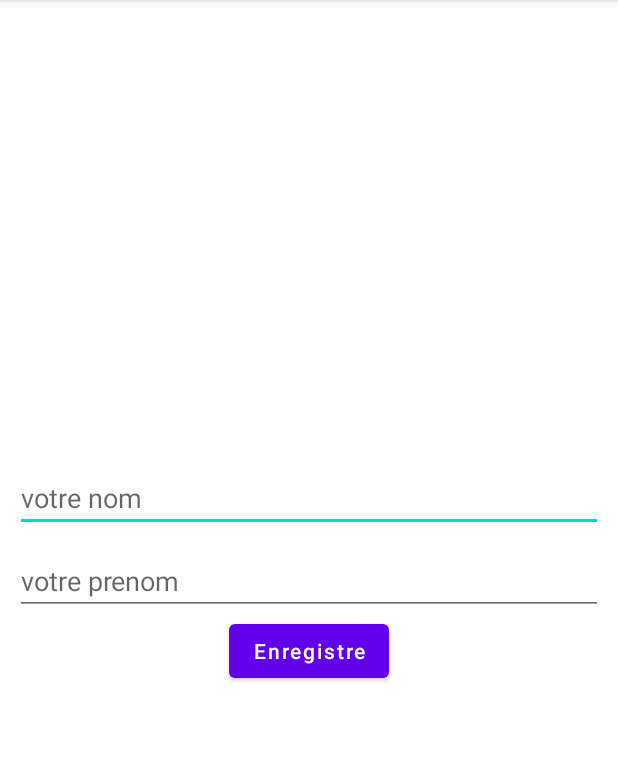
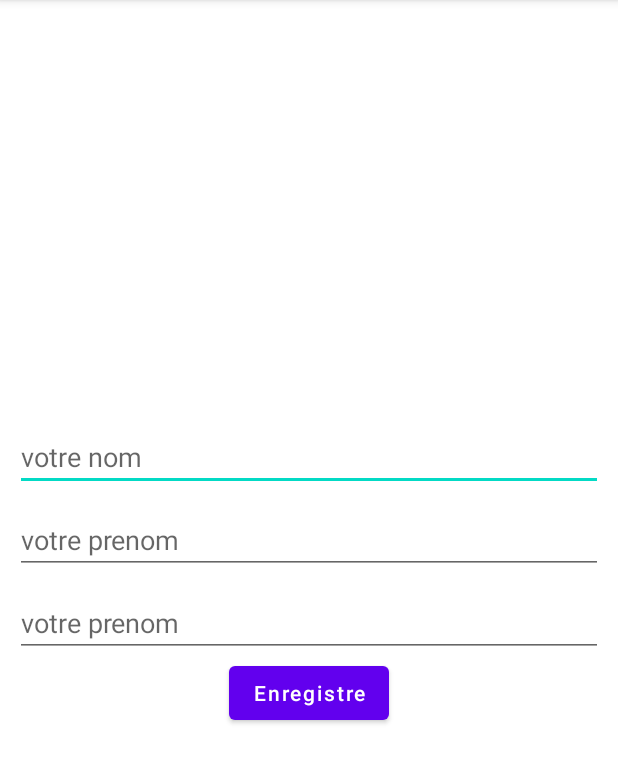
Before and after one commit to BabiMumba/RetriveApp, an Android app: the screen it shows after launch (MainActivity), after a tap on "Enregistre", on a phone screen of 412 x 824 dp, the part 84-868 px from its top. Run offline under Robolectric (Android 15) with nearby library versions, the phone set to English and light mode, and no system bars; our stand-ins replace Firebase (no records; nobody signed in at launch, a user with empty details on screens opened directly).

Commit message:
new commit for progrssbar

```diff
--- a/app/src/main/java/com/media/retrive/MainActivity.kt
+++ b/app/src/main/java/com/media/retrive/MainActivity.kt
@@ -3,6 +3,7 @@ package com.media.retrive
 import android.app.ProgressDialog
 import androidx.appcompat.app.AppCompatActivity
 import android.os.Bundle
+import android.widget.EditText
 import android.widget.Toast
 import com.google.firebase.firestore.FirebaseFirestore
 import kotlinx.android.synthetic.main.activity_main.*
@@ -31,38 +32,37 @@ class MainActivity : AppCompatActivity() {
 
     }
 
-    private fun saveFirestore(firstname: String, lastname: String) {
-
-
-        if (firstname.isEmpty() || lastname.isEmpty()){
+    private fun delete(ch1:EditText,ch2:EditText){
+        ch1.setText("")
+        ch2.setText("")
+    }
+    private fun saveFirestore(nom: String, prenom: String) {
+        if (firstname.text.toString().isEmpty() || lastname.text.toString().isEmpty()){
             Toast.makeText(this, "Champs requis", Toast.LENGTH_SHORT).show()
         }
         else{
-
-            sendInfo()
-
-        }
-
-    }
-
-    private fun sendInfo() {
             progressDialog.show()
             var db = FirebaseFirestore.getInstance()
             val user: MutableMap<String, Any> = HashMap()
             user["nom"] = firstname
             user["prenom"] = lastname
             db.collection("users")
-
                 .add(user)
                 .addOnSuccessListener {
+
                     progressDialog.dismiss()
                     Toast.makeText(this, "Enregistres avec succer", Toast.LENGTH_SHORT).show()
-
+                    delete(firstname,lastname)
                 }
                 .addOnFailureListener {
                     progressDialog.dismiss()
                     Toast.makeText(this, "Enregistres echouer", Toast.LENGTH_SHORT).show()
 
                 }
+
+        }
+
+
+
     }
 }
--- a/app/src/main/res/layout/activity_main.xml
+++ b/app/src/main/res/layout/activity_main.xml
@@ -23,6 +23,13 @@
         android:hint="votre prenom"
         android:id="@+id/lastname"
         />
+    <EditText
+        android:layout_marginTop="10dp"
+        android:layout_width="match_parent"
+        android:layout_height="wrap_content"
+        android:hint="votre prenom"
+        android:id="@+id/onon"
+        />
     <Button
         android:id="@+id/save_btn"
         android:layout_width="wrap_content"
```
Lines whose indentation alone changed are shown as unchanged.
